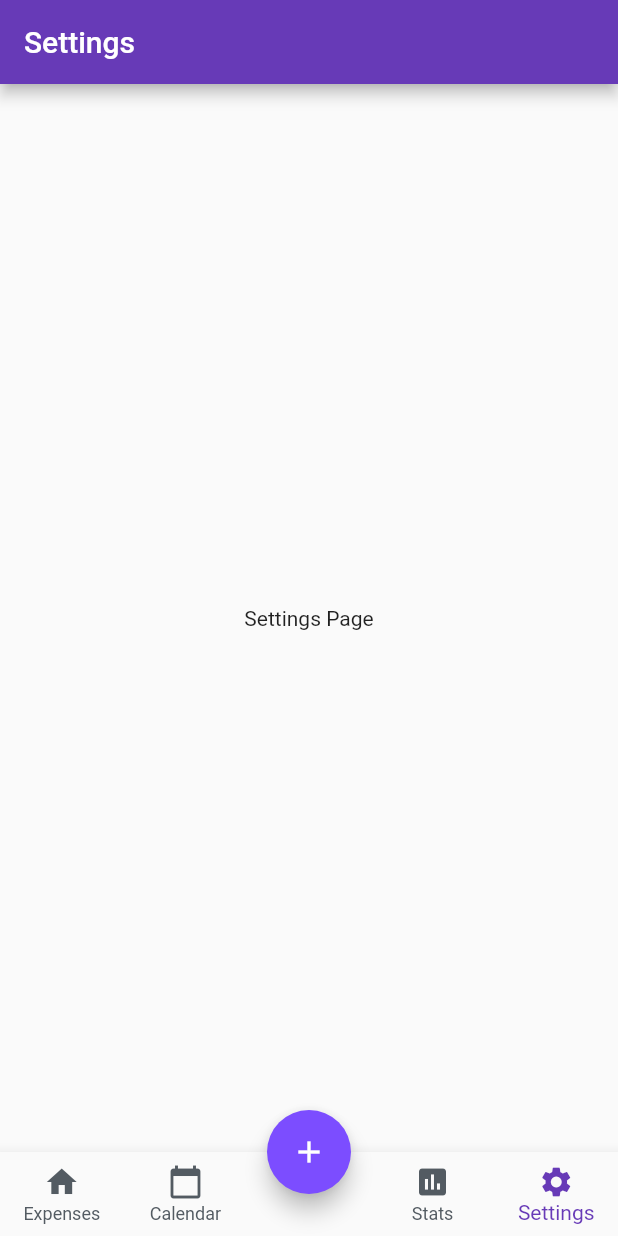
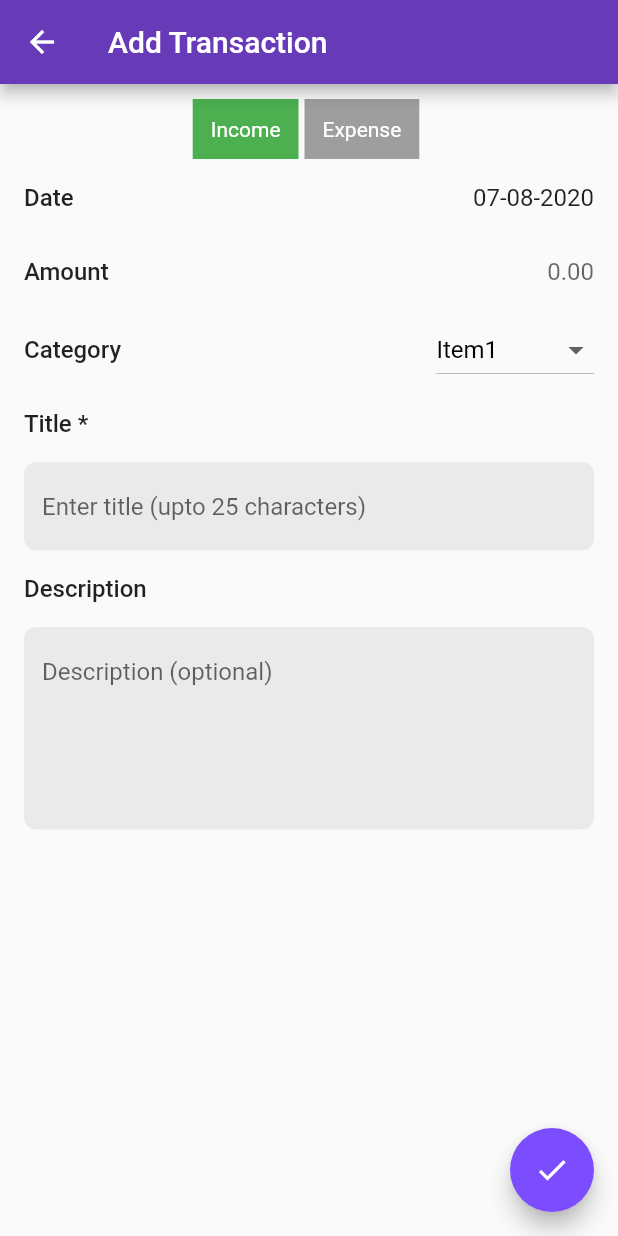
Before and after one commit to sahibedu/PocketGuard-Flutter, a Flutter app: the screen it shows after launch, item 5 of the bottom bar chosen, after a tap on the "add" icon, on a phone screen of 412 x 824 dp. Run offline on Flutter 3.47's test engine with Material 2 defaults, Android fonts, the phone set to English and light mode, and no system bars; our stand-ins replace flutter_calendar_carousel.

Commit message:
Added: Add Transaction Screen

```diff
--- a/lib/ActiveColors.dart
+++ b/lib/ActiveColors.dart
@@ -14,5 +14,6 @@ const ColorSwatch ActiveColors = ColorSwatch(0x00000000, {
   "fontLight": Color(0xFF81878c),
 
   /// Custom Colors
-  "calendarBackground": Color(0x20000000)
+  "calendarBackground": Color(0x20000000),
+  "textFieldBackground": Color(0x10000000)
 });
--- /dev/null
+++ b/lib/AddTransactionScreen.dart
@@ -0,0 +1,238 @@
+import 'package:flutter/cupertino.dart';
+import 'package:flutter/material.dart';
+import 'package:flutter/rendering.dart';
+import 'package:pocket_guard/DateTimeFormats.dart';
+import 'package:pocket_guard/TextRadioGroup.dart';
+
+import 'ActiveColors.dart';
+
+class AddTransactionScreen extends StatelessWidget {
+  @override
+  Widget build(BuildContext context) {
+    return Scaffold(
+        appBar: AppBar(
+          title: Text("Add Transaction"),
+          backgroundColor: ActiveColors["colorPrimary"],
+        ),
+        body: SingleChildScrollView(
+          child: Container(
+              padding: EdgeInsets.symmetric(horizontal: 16),
+              child: Column(
+                crossAxisAlignment: CrossAxisAlignment.center,
+                children: <Widget>[
+                  Padding(
+                    padding: EdgeInsets.only(top: 10),
+                    child: Row(
+                      mainAxisAlignment: MainAxisAlignment.center,
+                      children: <Widget>[
+                        TextRadioGroup(
+                          [
+                            Text(
+                              "Income",
+                              style: TextStyle(
+                                  color: Colors.white,
+                                  backgroundColor: Colors.green),
+                            ),
+                            Text("Expense",
+                                style: TextStyle(
+                                    color: Colors.white,
+                                    backgroundColor: Colors.red))
+                          ],
+                          EdgeInsets.all(12),
+                          Colors.grey,
+                          TextStyle(fontSize: 14, color: Colors.white),
+                          4,
+                        ),
+                      ],
+                    ),
+                  ),
+                  Padding(
+                    padding: EdgeInsets.only(top: 16),
+                    child: Row(
+                      children: <Widget>[
+                        Text(
+                          "Date",
+                          style: TextStyle(
+                            fontWeight: FontWeight.w500,
+                            fontSize: 16,
+                          ),
+                        ),
+                        Spacer(),
+                        GestureDetector(
+                          child: Text(
+                            DateTimeFormats.AddTransactionDateFormat.format(
+                                DateTime.now()),
+                            style: TextStyle(fontSize: 16),
+                          ),
+                          onTap: () {
+                            // TODO OPEN CALENDAR PICKER SHEET
+                          },
+                        )
+                      ],
+                    ),
+                  ),
+                  Padding(
+                    padding: EdgeInsets.only(top: 16),
+                    child: Row(
+                      mainAxisAlignment: MainAxisAlignment.spaceBetween,
+                      children: <Widget>[
+                        Expanded(
+                          child: Text(
+                            "Amount",
+                            style: TextStyle(
+                              fontWeight: FontWeight.w500,
+                              fontSize: 16,
+                            ),
+                          ),
+                        ),
+                        Spacer(),
+                        Spacer(),
+                        Expanded(
+                          child: TextField(
+                            maxLines: 1,
+                            maxLength: 9,
+                            textAlign: TextAlign.end,
+                            textInputAction: TextInputAction.done,
+                            keyboardType:
+                                TextInputType.numberWithOptions(decimal: true),
+                            decoration: InputDecoration(
+                                border: InputBorder.none,
+                                prefix: Text(
+                                  "\$",
+                                  style: TextStyle(
+                                      fontWeight: FontWeight.w500,
+                                      color: ActiveColors["fontNormal"]),
+                                ),
+                                hintText: "0.00",
+                                counterText: ""),
+                          ),
+                        )
+                      ],
+                    ),
+                  ),
+                  Padding(
+                    padding: EdgeInsets.only(top: 4),
+                    child: Row(
+                      mainAxisAlignment: MainAxisAlignment.spaceBetween,
+                      children: <Widget>[
+                        Text(
+                          "Category",
+                          style: TextStyle(
+                            fontWeight: FontWeight.w500,
+                            fontSize: 16,
+                          ),
+                        ),
+                        DropdownButton<String>(
+                          value: null,
+                          onChanged: (String newValue) {
+                            //TODO SET STATE
+                          },
+                          // TODO Selected Value
+                          hint: Text(
+                            "Item1",
+                            style: TextStyle(color: Colors.black),
+                          ),
+                          // TODO ITEMS
+                          items: ["Item1", "Item2"].map((String item) {
+                            return DropdownMenuItem<String>(
+                              value: item,
+                              child: Row(
+                                children: <Widget>[
+                                  Icon(
+                                    Icons.cake,
+                                    size: 32,
+                                  ),
+                                  Padding(
+                                    padding: EdgeInsets.only(left: 8),
+                                    child: Text(
+                                      item,
+                                      style: TextStyle(fontSize: 16),
+                                    ),
+                                  ),
+                                ],
+                              ),
+                            );
+                          }).toList(),
+                        )
+                      ],
+                    ),
+                  ),
+                  Padding(
+                    padding: EdgeInsets.only(top: 16),
+                    child: Row(
+                      children: <Widget>[
+                        Text(
+                          "Title *",
+                          style: TextStyle(
+                              fontSize: 16, fontWeight: FontWeight.w500),
+                        ),
+                      ],
+                    ),
+                  ),
+                  Padding(
+                    padding: EdgeInsets.only(top: 16),
+                    child: Row(
+                      children: <Widget>[
+                        Expanded(
+                          child: TextField(
+                            keyboardType: TextInputType.text,
+                            decoration: InputDecoration(
+                                hintText: "Enter title (upto 25 characters)",
+                                fillColor: ActiveColors["textFieldBackground"],
+                                filled: true,
+                                border: OutlineInputBorder(
+                                    borderSide: BorderSide.none,
+                                    borderRadius:
+                                        BorderRadius.all(Radius.circular(8)))),
+                          ),
+                        )
+                      ],
+                    ),
+                  ),
+                  Padding(
+                    padding: EdgeInsets.only(top: 16),
+                    child: Row(
+                      children: <Widget>[
+                        Text(
+                          "Description",
+                          style: TextStyle(
+                              fontSize: 16, fontWeight: FontWeight.w500),
+                        ),
+                      ],
+                    ),
+                  ),
+                  Padding(
+                    padding: EdgeInsets.only(top: 16),
+                    child: Row(
+                      children: <Widget>[
+                        Expanded(
+                          child: TextField(
+                            maxLines: 5,
+                            minLines: 5,
+                            keyboardType: TextInputType.text,
+                            decoration: InputDecoration(
+                                hintText: "Description (optional)",
+                                fillColor: ActiveColors["textFieldBackground"],
+                                filled: true,
+                                border: OutlineInputBorder(
+                                    borderSide: BorderSide.none,
+                                    borderRadius:
+                                        BorderRadius.all(Radius.circular(8)))),
+                          ),
+                        )
+                      ],
+                    ),
+                  )
+                ],
+              )),
+        ),
+        floatingActionButton: FloatingActionButton(
+          backgroundColor: ActiveColors["colorAccent"],
+          onPressed: () {
+            // TODO SAVE DATA TO DB
+            Navigator.pop(context);
+          },
+          child: Icon(Icons.done),
+        ));
+  }
+}
--- /dev/null
+++ b/lib/DateTimeFormats.dart
@@ -0,0 +1,6 @@
+import 'package:intl/intl.dart';
+
+class DateTimeFormats {
+  // ignore: non_constant_identifier_names
+  static var AddTransactionDateFormat = DateFormat("dd-MM-yyyy");
+}
--- a/lib/HomeScreen.dart
+++ b/lib/HomeScreen.dart
@@ -4,6 +4,8 @@ import 'package:pocket_guard/SettingsScreen.dart';
 import 'package:pocket_guard/StatsScreen.dart';
 import 'package:pocket_guard/TransactionsScreen.dart';
 import 'package:pocket_guard/calendar/CalendarScreen.dart';
+
+import 'AddTransactionScreen.dart';
 
 class HomeScreen extends StatelessWidget {
   @override
@@ -59,7 +61,12 @@ class _HomeScreenState extends State<_HomeScreenChild> {
       body: _screenToShow,
       floatingActionButtonLocation: FloatingActionButtonLocation.centerDocked,
       floatingActionButton: FloatingActionButton(
-        onPressed: () {},
+        onPressed: () {
+          Navigator.push(context,
+              MaterialPageRoute(builder: (BuildContext context) {
+            return AddTransactionScreen();
+          }));
+        },
         backgroundColor: ActiveColors["colorAccent"],
         child: Icon(
           Icons.add,
--- /dev/null
+++ b/lib/TextRadioGroup.dart
@@ -0,0 +1,45 @@
+import 'package:flutter/material.dart';
+
+class TextRadioGroup extends StatefulWidget {
+  final List<Text> childrenText;
+  final EdgeInsets itemPadding;
+  final Color unSelectedBackgroundColor;
+  final TextStyle unSelectedStyle;
+  final double marginBetweenItems;
+
+  @override
+  State createState() => _TextRadioGroupState();
+
+  TextRadioGroup(
+      this.childrenText,
+      this.itemPadding,
+      this.unSelectedBackgroundColor,
+      this.unSelectedStyle,
+      this.marginBetweenItems)
+      : assert(childrenText != null);
+}
+
+class _TextRadioGroupState extends State<TextRadioGroup> {
+  var _selectedPos = 0;
+
+  @override
+  Widget build(BuildContext context) {
+    return Row(
+      children: widget.childrenText.asMap().entries.map<Widget>((e) {
+        return Container(
+          margin: EdgeInsets.only(right: widget.marginBetweenItems),
+          color: e.key == _selectedPos
+              ? e.value.style.backgroundColor
+              : widget.unSelectedBackgroundColor,
+          padding: widget.itemPadding,
+          child: Text(
+            e.value.data,
+            style: e.key == _selectedPos
+                ? e.value.style?.copyWith(backgroundColor: Colors.transparent)
+                : widget.unSelectedStyle,
+          ),
+        );
+      }).toList(),
+    );
+  }
+}
--- a/pubspec.yaml
+++ b/pubspec.yaml
@@ -29,6 +29,7 @@ dependencies:
   # Use with the CupertinoIcons class for iOS style icons.
   cupertino_icons: ^0.1.3
   flutter_calendar_carousel: ^1.4.12
+  intl: ^0.16.1
 
 
 dev_dependencies:
```
Also changed, not shown: pubspec.lock.
